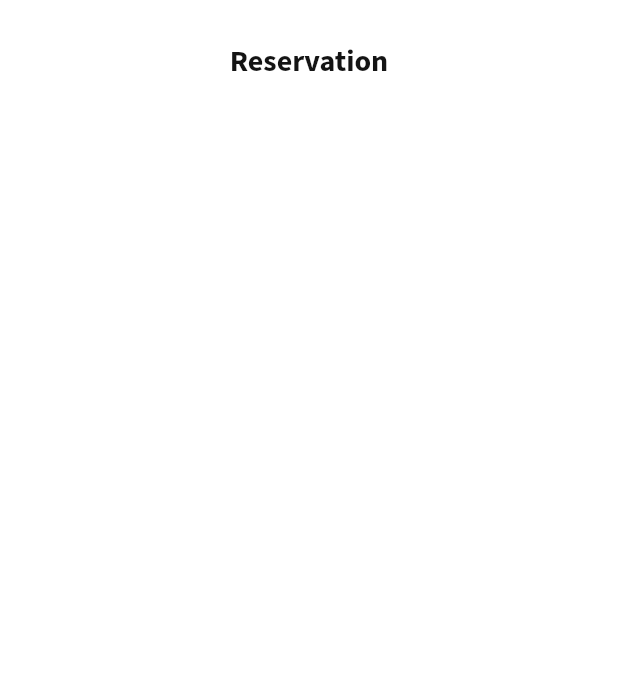
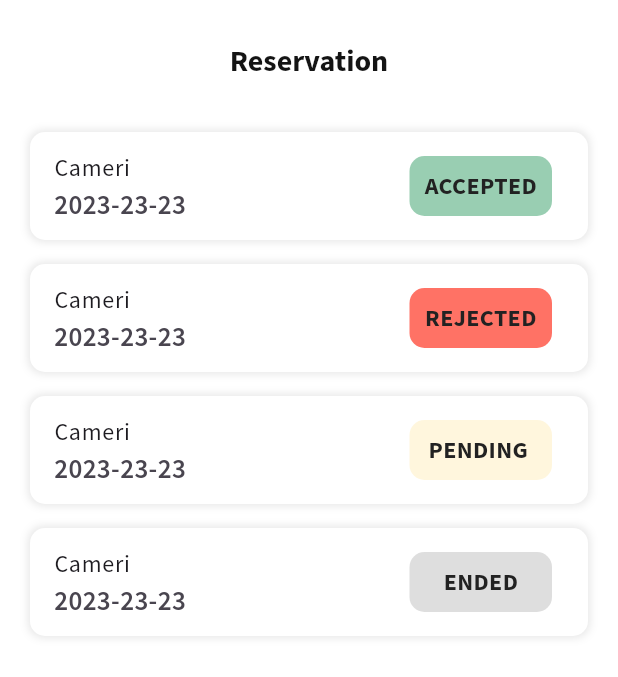
Before and after one commit to BoumouzounaBrahimVall/Garagi_app, a Flutter app: the ReservationScreen screen opened directly, on a phone screen of 412 x 824 dp. Shown: the top 677 px of the screen. Run offline on Flutter 3.47's test engine with Material 3 defaults, Android fonts, the phone set to English and light mode, and no system bars; our stand-ins replace dartz, dio, entry, flutter_form_builder, flutter_map, flutter_staggered_animations and 4 more; missing offline and left inert: feather_icons_svg, flutter_cupertino_datetime_picker, flutter_password_strength; accounts and stored records are empty; generated files the repository leaves out were written again; network calls fail.

```diff
--- a/lib/config/colors.dart
+++ b/lib/config/colors.dart
@@ -18,7 +18,12 @@ class AppColors {
 
   static const colorBlack = Color(0xFF141414); // Primary
   static const colorGreen = Color(0xFF45BD64);
+  static const colorGreenLight = Color(0xFF99CEB2);
+
   static const colorRed = Color(0xFFFF3030); //Color(0xFFF05237);
+  static const colorRedLight =
+      Color.fromARGB(174, 255, 48, 30); //Color(0xFFF05237);
+
   // static const colorYellow = Color(0xFFF5BA22);
   static const colorGrayDark = Color(0xFFAAAAAA);
   static const colorGray = Color(0xFFDEDEDE);
--- a/lib/screens/client/car_finder/car_finder_widget.dart
+++ b/lib/screens/client/car_finder/car_finder_widget.dart
@@ -97,6 +97,7 @@ class _CarFinderWidgetState extends State<CarFinderWidget> {
                                 isDanger: cars[index].isDanger,
                                 message: cars[index].message,
                                 onTap: () {
+                                  print(cars[index]);
                                   Navigator.of(context).push(
                                       SlideLeftRouteWidget(CarDetailScreen(
                                     model: cars[index],
--- a/lib/screens/client/reservations/reservations_screen.dart
+++ b/lib/screens/client/reservations/reservations_screen.dart
@@ -1,5 +1,8 @@
 import 'package:flutter/material.dart';
+import 'package:flutter_cupertino_datetime_picker/flutter_cupertino_datetime_picker.dart';
+import 'package:garagi_app/config/colors.dart';
 import 'package:garagi_app/widgets/app_bar/secondary_appbar_widget.dart';
+import 'package:garagi_app/widgets/button_secondary_widget.dart';
 
 class ReservationScreen extends StatefulWidget {
   const ReservationScreen({
@@ -10,12 +13,119 @@ class ReservationScreen extends StatefulWidget {
 }
 
 class _ReservationScreenState extends State<ReservationScreen> {
+  dateTimePickerWidget(BuildContext context) {
+    return DatePicker.showDatePicker(
+      context,
+      dateFormat: 'dd MMMM yyyy HH:mm',
+      initialDateTime: DateTime.now(),
+      minDateTime: DateTime.now(),
+      maxDateTime: DateTime(3000),
+      onMonthChangeStartWithFirstDate: true,
+      onConfirm: (dateTime, List<int> index) {
+        DateTime selectdate = dateTime;
+        print(selectdate
+            .copyWith(isUtc: true)
+            .toIso8601String()); //2024-01-24T12:30:45.000Z
+      },
+    );
+  }
+
+  List<ReservationState> reservations = [
+    ReservationState.accepted,
+    ReservationState.rejected,
+    ReservationState.pending,
+    ReservationState.ended,
+  ];
   @override
   Widget build(BuildContext context) {
     return Scaffold(
-      appBar: const SecondaryAppBarWidget(
-          horizontalPadding: 10, title: 'Reservation', onPressedBack: null),
-      body: Container(),
+        appBar: const SecondaryAppBarWidget(
+            horizontalPadding: 10, title: 'Reservation', onPressedBack: null),
+        body: ListView.builder(
+          itemCount: reservations.length,
+          itemBuilder: (context, index) {
+            return Container(
+              margin: const EdgeInsets.fromLTRB(20, 8, 20, 8),
+              decoration: BoxDecoration(
+                color: AppColors.colorWhite,
+                borderRadius: const BorderRadius.all(
+                  Radius.circular(10),
+                ),
+                boxShadow: <BoxShadow>[
+                  BoxShadow(
+                    color: AppColors.colorBlack.withOpacity(0.1),
+                    blurRadius: 4.0,
+                    spreadRadius: 1.0,
+                    offset: const Offset(0.0, 0.0),
+                  ),
+                ],
+              ),
+              child: ListTile(
+                  title: Text("Cameri"),
+                  subtitle: Text("2023-23-23"),
+                  trailing: reservationStateWidget(reservations[index])),
+            );
+          },
+        ));
+  }
+
+  Widget reservationStateWidget(ReservationState state) {
+    return Container(
+      width: 95,
+      height: 40,
+      alignment: Alignment.center,
+      padding: const EdgeInsets.fromLTRB(8, 0, 8, 0),
+      decoration: BoxDecoration(
+        borderRadius: BorderRadius.circular(10),
+        color: reservationStateColor(state),
+      ),
+      child: Text(
+        reservationStateText(state),
+        style: Theme.of(context).textTheme.bodyMedium!.merge(
+              const TextStyle(
+                  color: Color(0xff222222),
+                  fontWeight: FontWeight.w700,
+                  fontSize: 16),
+            ),
+      ),
     );
   }
+
+  Color reservationStateColor(ReservationState state) {
+    switch (state) {
+      case ReservationState.accepted:
+        return AppColors.colorGreenLight;
+      case ReservationState.rejected:
+        return AppColors.colorRedLight;
+      case ReservationState.pending:
+        return AppColors.colorYellowLight;
+      default:
+        return AppColors.colorGray;
+    }
+  }
+
+  String reservationStateText(ReservationState state) {
+    switch (state) {
+      case ReservationState.accepted:
+        return "ACCEPTED";
+      case ReservationState.rejected:
+        return "REJECTED";
+      case ReservationState.pending:
+        return "PENDING ";
+      default:
+        return " ENDED ";
+    }
+  }
 }
+
+enum ReservationState { pending, accepted, rejected, ended }
+/**
+ Container(
+        child: ElevatedButton(
+          onPressed: () {
+            dateTimePickerWidget(context);
+          },
+          child: const Text('Pick Date-Time'),
+        ),
+      ),
+ */
--- a/pubspec.yaml
+++ b/pubspec.yaml
@@ -51,6 +51,7 @@ dependencies:
   dartz: ^0.10.1
   flutter_map: ^4.0.0
   latlong2: ^0.8.2
+  flutter_cupertino_datetime_picker: ^3.0.0
 
 
 dev_dependencies:
```
Also changed, not shown: lib/screens/client/car_finder/car_detail_screen.dart (+18 -5 lines), pubspec.lock.
